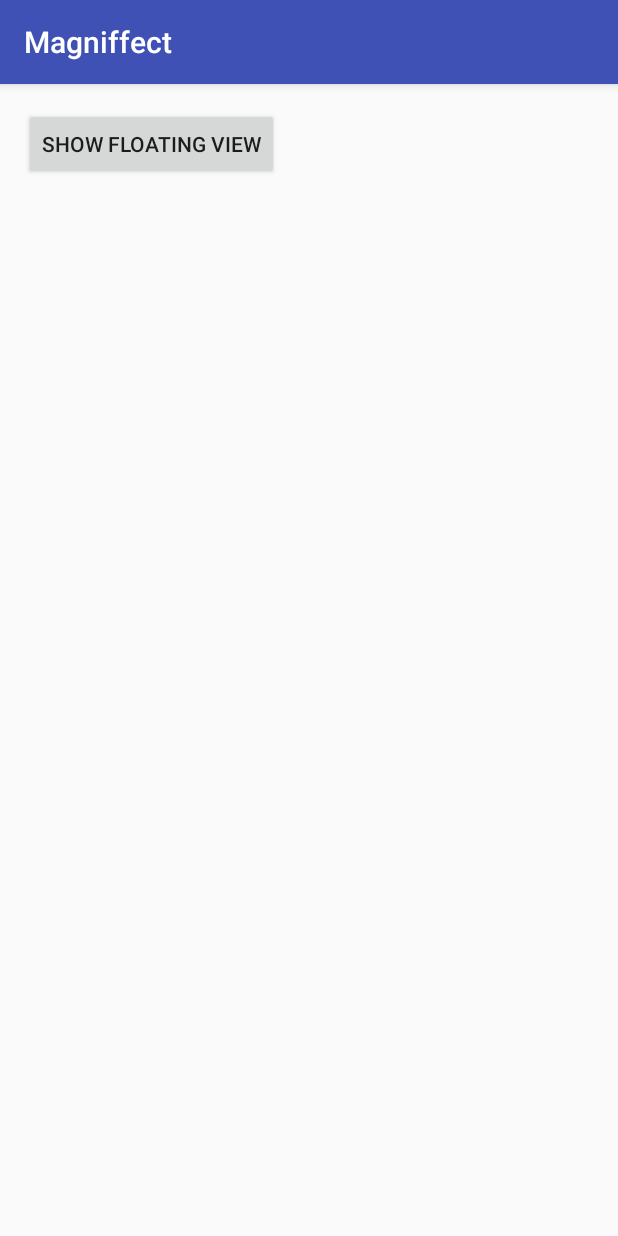
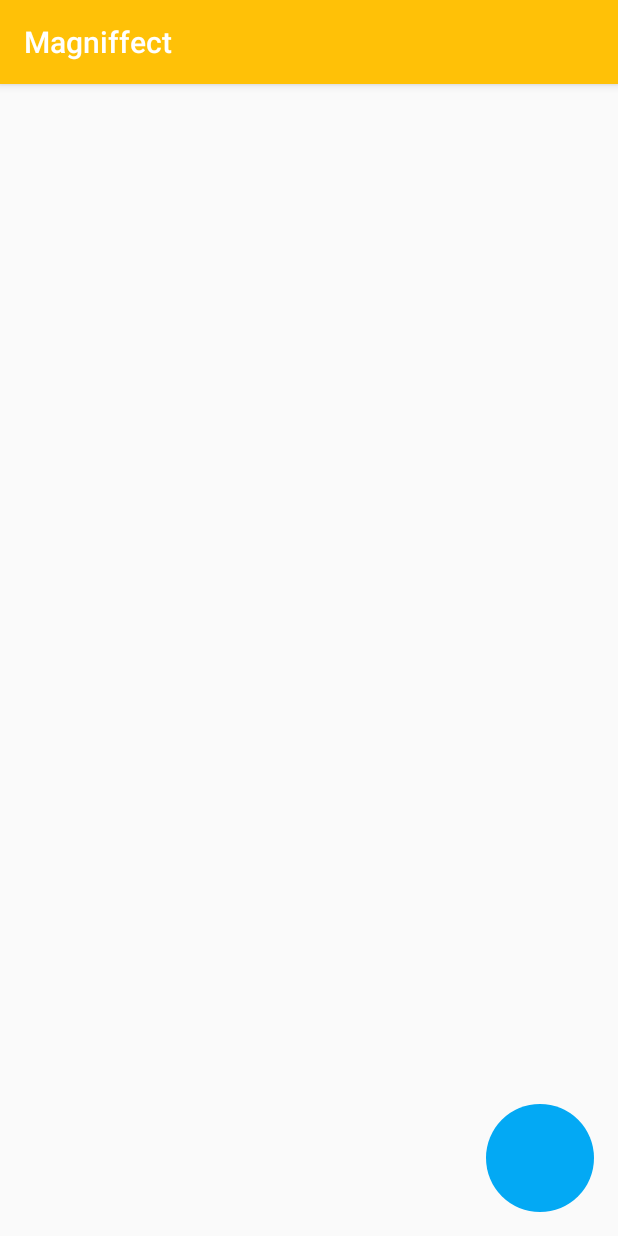
Before and after one commit to chayanforyou/Magniffect, an Android app: the screen it shows after launch (MainActivity), on a phone screen of 412 x 824 dp. Run offline under Robolectric (Android 15) with nearby library versions, the phone set to English and light mode, and no system bars.

Commit message:
design 1

```diff
--- a/app/src/main/java/com/magniffect/chetan/magniffect/MainActivity.java
+++ b/app/src/main/java/com/magniffect/chetan/magniffect/MainActivity.java
@@ -15,7 +15,7 @@ import android.support.v4.content.ContextCompat;
 import android.support.v7.app.AlertDialog;
 import android.support.v7.app.AppCompatActivity;
 import android.view.View;
-import android.widget.Button;
+import android.widget.ImageButton;
 import android.widget.Toast;
 
 public class MainActivity extends AppCompatActivity {
@@ -23,7 +23,7 @@ public class MainActivity extends AppCompatActivity {
     final private static int OVERLAY_PERMISSION_REQ_CODE = 3;
     final private static int WRITE_EXTERNAL_STORAGE_REQ_CODE = 4;
 
-    private Button mBtnShowView;
+    private ImageButton serviceEnablerImageButton;
     private CoordinatorLayout coordinatorLayout;
     private boolean mIsFloatingViewShow; //Flag variable used to identify if the Floating View is visible or not
 
@@ -34,22 +34,20 @@ public class MainActivity extends AppCompatActivity {
 
         permissionStatusCheck();
 
-        mBtnShowView = (Button) findViewById(R.id.btn_show_floating_view);
+        serviceEnablerImageButton = (ImageButton) findViewById(R.id.serviceEnablerImageButton);
         coordinatorLayout = (CoordinatorLayout) findViewById(R.id.coordinatorLayout);
 
         mIsFloatingViewShow = false;
 
-        mBtnShowView.setOnClickListener(new View.OnClickListener() {
+        serviceEnablerImageButton.setOnClickListener(new View.OnClickListener() {
             @Override
             public void onClick(View v) {
                 if (mIsFloatingViewShow) {
                     hideFloatingView();
                     mIsFloatingViewShow = false;
-                    mBtnShowView.setText(R.string.show_floating_view);
                 } else {
                     showFloatingView();
                     mIsFloatingViewShow = true;
-                    mBtnShowView.setText(R.string.hide_floating_view);
                 }
             }
         });
--- /dev/null
+++ b/app/src/main/res/drawable/round_button.xml
@@ -0,0 +1,9 @@
+<?xml version="1.0" encoding="utf-8"?>
+<selector xmlns:android="http://schemas.android.com/apk/res/android">
+    <item>
+        <shape android:shape="oval">
+            <solid android:color="@color/colorAccent"/>
+            <size android:width="72dp" android:height="72dp"/>
+        </shape>
+    </item>
+</selector>
--- a/app/src/main/res/layout/activity_main.xml
+++ b/app/src/main/res/layout/activity_main.xml
@@ -5,16 +5,14 @@
     android:id="@+id/coordinatorLayout"
     android:layout_width="match_parent"
     android:layout_height="match_parent"
-    android:paddingBottom="@dimen/activity_vertical_margin"
-    android:paddingLeft="@dimen/activity_horizontal_margin"
-    android:paddingRight="@dimen/activity_horizontal_margin"
-    android:paddingTop="@dimen/activity_vertical_margin"
     tools:context="com.magniffect.chetan.magniffect.MainActivity">
 
-    <Button
-        android:id="@+id/btn_show_floating_view"
-        android:layout_width="wrap_content"
-        android:layout_height="wrap_content"
-        android:layout_centerInParent="true"
-        android:text="Show Floating View"/>
+    <ImageButton
+        android:background="@drawable/round_button"
+        android:id="@+id/serviceEnablerImageButton"
+        android:layout_width="72dp"
+        android:layout_height="72dp"
+        android:layout_gravity="bottom|right"
+        android:layout_margin="16dp"
+        />
 </android.support.design.widget.CoordinatorLayout>
--- a/app/src/main/res/values/colors.xml
+++ b/app/src/main/res/values/colors.xml
@@ -1,7 +1,13 @@
 <?xml version="1.0" encoding="utf-8"?>
 <resources>
-    <color name="colorPrimary">#3F51B5</color>
-    <color name="colorPrimaryDark">#303F9F</color>
-    <color name="colorAccent">#FF4081</color>
+    <color name="colorPrimary">#FFC107</color>
+    <color name="colorPrimaryDark">#FFA000</color>
+    <color name="colorAccent">#03A9F4</color>
+
+    <color name="dividerColor">#BDBDBD</color>
+    <color name="secondaryText">#757575</color>
+    <color name="primaryText">#212121</color>
+
+
     <color name="transparent">#00000000</color>
 </resources>
```
